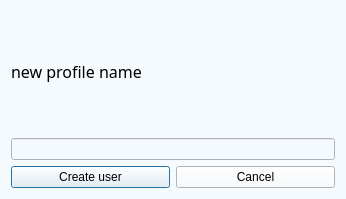
Above: AdminMenu_Dialog_AddProfile.ui from EricLi0473/CSIT314 before the change. Below: the same form after it.
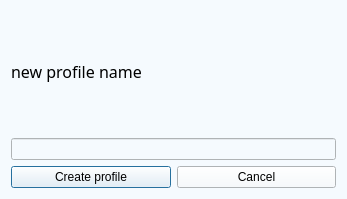
That is the form after the change. Custom widgets are drawn as their Qt base class.

```diff
--- a/AdminMenu_Dialog_AddProfile.ui
+++ b/AdminMenu_Dialog_AddProfile.ui
@@ -6,7 +6,7 @@
    <rect>
     <x>0</x>
     <y>0</y>
-    <width>346</width>
+    <width>347</width>
     <height>199</height>
    </rect>
   </property>
@@ -242,7 +242,7 @@
 }</string>
        </property>
        <property name="text">
-        <string>Create user</string>
+        <string>Create profile</string>
        </property>
       </widget>
      </item>
```
